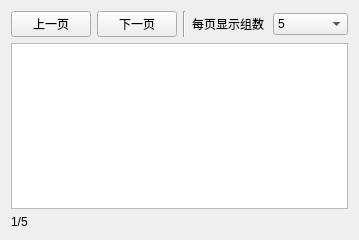
The window that components/widget_similar_result_preview/res/similar_result_preview.ui (PPJUST/ComicDup) describes before a commit, drawn with Qt 5.
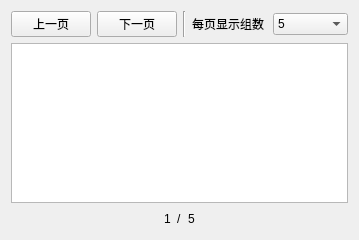
The same window after the commit.

```diff
--- a/components/widget_similar_result_preview/res/similar_result_preview.ui
+++ b/components/widget_similar_result_preview/res/similar_result_preview.ui
@@ -84,11 +84,55 @@
     <widget class="QListWidget" name="listWidget_group"/>
    </item>
    <item>
-    <widget class="QLabel" name="label_page">
-     <property name="text">
-      <string>1/5</string>
-     </property>
-    </widget>
+    <layout class="QHBoxLayout" name="horizontalLayout_2">
+     <item>
+      <spacer name="horizontalSpacer">
+       <property name="orientation">
+        <enum>Qt::Orientation::Horizontal</enum>
+       </property>
+       <property name="sizeHint" stdset="0">
+        <size>
+         <width>40</width>
+         <height>20</height>
+        </size>
+       </property>
+      </spacer>
+     </item>
+     <item>
+      <widget class="QLabel" name="label_current_page">
+       <property name="text">
+        <string>1</string>
+       </property>
+      </widget>
+     </item>
+     <item>
+      <widget class="QLabel" name="label_2">
+       <property name="text">
+        <string>/</string>
+       </property>
+      </widget>
+     </item>
+     <item>
+      <widget class="QLabel" name="label_total_page">
+       <property name="text">
+        <string>5</string>
+       </property>
+      </widget>
+     </item>
+     <item>
+      <spacer name="horizontalSpacer_2">
+       <property name="orientation">
+        <enum>Qt::Orientation::Horizontal</enum>
+       </property>
+       <property name="sizeHint" stdset="0">
+        <size>
+         <width>40</width>
+         <height>20</height>
+        </size>
+       </property>
+      </spacer>
+     </item>
+    </layout>
    </item>
   </layout>
  </widget>
```
